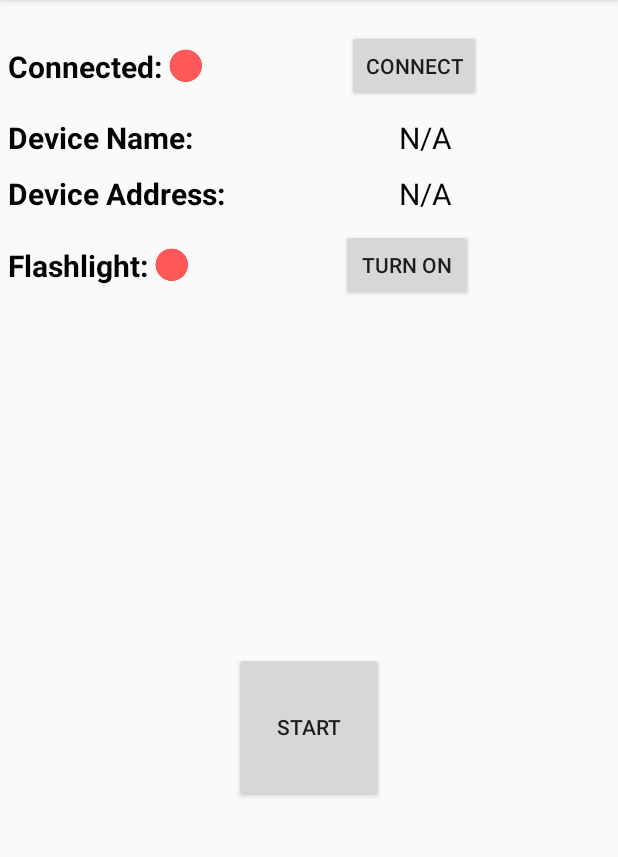
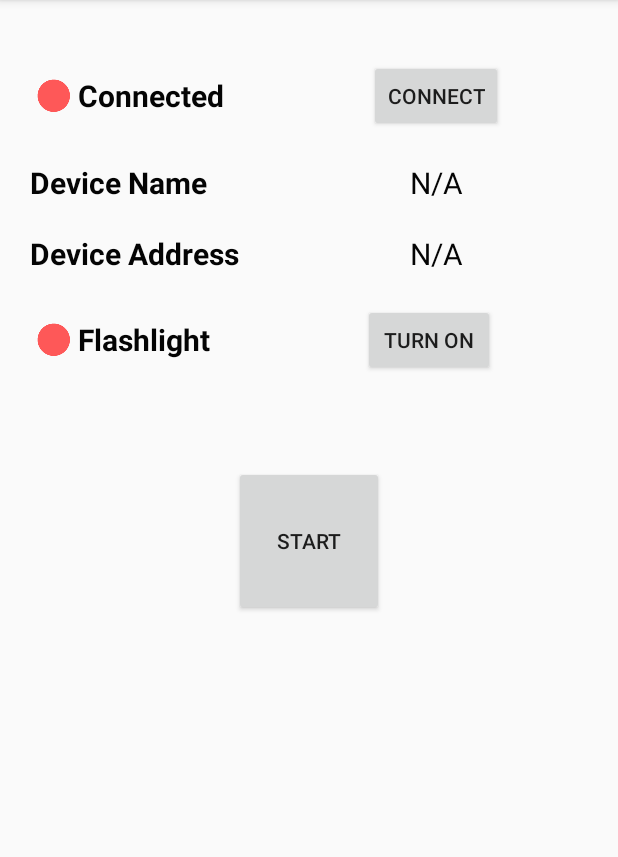
Before and after one commit to arakhmat/perception, an Android app: the screen it shows after launch (MainActivity), on a phone screen of 412 x 824 dp, the part 84-941 px from its top. Run offline under Robolectric (Android 15) with nearby library versions, the phone set to English and light mode, and no system bars.

Commit message:
Fixed BufferQueue bug

```diff
--- a/app/src/main/java/nextrev/perception/activities/CameraActivity.java
+++ b/app/src/main/java/nextrev/perception/activities/CameraActivity.java
@@ -61,6 +61,7 @@ public class CameraActivity extends Activity {
     private AssetManager mgr;
     private boolean processing = false;
     private Image image = null;
+    private ImageReader reader;
 
     Prediction prediction;
 
@@ -197,7 +198,7 @@ public class CameraActivity extends Activity {
             Surface surface = new Surface(texture);
             int width = 128;
             int height = 128;
-            ImageReader reader = ImageReader.newInstance(width, height, ImageFormat.YUV_420_888, 4);
+            reader = ImageReader.newInstance(width, height, ImageFormat.YUV_420_888, 4);
             ImageReader.OnImageAvailableListener readerListener = new ImageReader.OnImageAvailableListener() {
                 @Override
                 public void onImageAvailable(ImageReader reader) {
--- a/app/src/main/java/nextrev/perception/activities/MainActivity.java
+++ b/app/src/main/java/nextrev/perception/activities/MainActivity.java
@@ -76,11 +76,11 @@ public class MainActivity extends AppCompatActivity {
             @Override
             public void onClick(View v) {
                 if (appContext.flashlightOn()) {
-                    flashlightButton.setText("Turn On");
+                    flashlightButton.setText(R.string.turn_on);
                     flashlightImageView.setImageDrawable(ContextCompat.getDrawable(getApplicationContext(), R.drawable.ic_status_disconnected));
                 }
                 else {
-                    flashlightButton.setText("Turn Off");
+                    flashlightButton.setText(R.string.turn_off);
                     flashlightImageView.setImageDrawable(ContextCompat.getDrawable(getApplicationContext(), R.drawable.ic_status_connected));
                 }
                 appContext.toggleFlashlight();
@@ -93,50 +93,19 @@ public class MainActivity extends AppCompatActivity {
         super.onResume();
 
         if (appContext.isConnected()) {
-            connectButton.setText("Search");
+            connectButton.setText(R.string.search);
             connectImageView.setImageDrawable(ContextCompat.getDrawable(getApplicationContext(), R.drawable.ic_status_connected));
             String deviceName = appContext.getBluetoothGatt().getDevice().getName();
             if (deviceName == null)
-                deviceName = "Unknown Name";
+                deviceName = getBaseContext().getString(R.string.unknown_name);
             nameTextView.setText(deviceName);
             addressTextView.setText(appContext.getBluetoothGatt().getDevice().getAddress());
         }
         else {
-            connectButton.setText("Connect");
+            connectButton.setText(R.string.connect);
             connectImageView.setImageDrawable(ContextCompat.getDrawable(getApplicationContext(), R.drawable.ic_status_disconnected));
-            nameTextView.setText("N/A");
-            addressTextView.setText("N/A");
+            nameTextView.setText(R.string.n_a);
+            addressTextView.setText(R.string.n_a);
         }
     }
-
-//    @Override
-//    public boolean onCreateOptionsMenu(Menu menu) {
-//        MenuInflater inflater = getMenuInflater();
-//        inflater.inflate(R.menu.main_activity_actions, menu);
-//        return super.onCreateOptionsMenu(menu);
-//    }
-//
-//    @Override
-//    public boolean onOptionsItemSelected(MenuItem item) {
-////        switch (item.getItemId()) {
-////            case R.id.action_refresh:
-////                devicesMap.clear();
-////                devicesList.clear();
-////                for (int j = 0; j < devicesListView.getChildCount(); j++) {
-////                    TextView child = (TextView) devicesListView.getChildAt(j);
-////                    child.setTextColor(Color.BLACK);
-////                    child.setBackgroundColor(Color.TRANSPARENT);
-////                }
-////                BluetoothGatt mGatt = appContext.getBluetoothGatt();
-////                if (mGatt != null) {
-////                    mGatt.close();
-////                    appContext.setBluetoothGatt(null);
-////                }
-////                scanLeDevice(true);
-////                break;
-////            default:
-////                break;
-////        }
-//        return true;
-//    }
 }
--- a/app/src/main/res/layout/blescan_activity.xml
+++ b/app/src/main/res/layout/blescan_activity.xml
@@ -30,9 +30,9 @@
             android:layout_width="wrap_content"
             android:layout_height="wrap_content"
             android:layout_gravity="center"
-            android:text="Connecting..."
+            android:text="@string/connecting"
             android:textColor="@color/colorPrimary"
-            android:textSize="20dp"
+            android:textSize="20sp"
             android:visibility="invisible"
             />
     </FrameLayout>
--- a/app/src/main/res/layout/camera_activity.xml
+++ b/app/src/main/res/layout/camera_activity.xml
@@ -19,7 +19,7 @@
         android:layout_width="0dp"
         android:layout_height="wrap_content"
         android:background="#AA000000"
-        android:text="Loading..."
+        android:text="@string/loading"
         android:textAllCaps="true"
         android:textColor="@android:color/white"
         android:textStyle="bold"
--- a/app/src/main/res/layout/main_activity.xml
+++ b/app/src/main/res/layout/main_activity.xml
@@ -1,32 +1,38 @@
 <?xml version="1.0" encoding="utf-8"?>
-<android.support.constraint.ConstraintLayout
+<LinearLayout
     xmlns:android="http://schemas.android.com/apk/res/android"
     xmlns:tools="http://schemas.android.com/tools"
-    xmlns:app="http://schemas.android.com/apk/res-auto"
     android:layout_width="match_parent"
     android:layout_height="match_parent"
     android:layout_marginTop="20dp"
+    android:orientation="vertical"
     tools:context="nextrev.perception.activities.MainActivity">
 
-    <GridLayout xmlns:android="http://schemas.android.com/apk/res/android"
+    <GridLayout
         android:id="@+id/connect_layout"
-        android:layout_width="fill_parent"
+        android:layout_width="match_parent"
         android:layout_height="wrap_content"
         android:orientation="horizontal"
-        android:layout_marginStart="5dp"
-        android:layout_marginTop="10dp"
+        android:layout_marginTop="20dp"
         >
-        <GridLayout xmlns:android="http://schemas.android.com/apk/res/android"
+        <LinearLayout
             android:id="@+id/connect_relative_layout"
             android:layout_width="wrap_content"
             android:layout_height="wrap_content"
-            android:orientation="horizontal"
             android:layout_gravity="center"
+            android:layout_marginStart="20dp"
             >
+            <ImageView
+                android:id="@+id/connect_image_view"
+                android:layout_width="wrap_content"
+                android:layout_height="wrap_content"
+                android:src="@drawable/ic_status_disconnected"
+                android:layout_gravity="center"
+                />
             <TextView
                 android:layout_width="wrap_content"
                 android:layout_height="wrap_content"
-                android:text="Connected:"
+                android:text="@string/connected"
                 android:textColor="#040404"
                 android:typeface="sans"
                 android:textSize="20sp"
@@ -34,49 +40,41 @@
                 android:layout_gravity="center"
                 />
 
-            <ImageView
-                android:id="@+id/connect_image_view"
-                android:layout_width="wrap_content"
-                android:layout_height="wrap_content"
-                android:src="@drawable/ic_status_disconnected"
-                android:layout_gravity="center"
-                />
-        </GridLayout>
+        </LinearLayout>
         <Button
             android:id="@+id/connect_button"
-            android:text="Connect"
+            android:text="@string/connect"
             android:layout_width="wrap_content"
             android:layout_height="wrap_content"
             android:layout_gravity="center"
+            android:layout_marginStart="20dp"
             />
     </GridLayout>
 
-    <GridLayout xmlns:android="http://schemas.android.com/apk/res/android"
+    <GridLayout
         android:id="@+id/name_layout"
-        android:layout_width="fill_parent"
+        android:layout_width="match_parent"
         android:layout_height="wrap_content"
-        android:orientation="horizontal"
-        android:layout_marginStart="5dp"
-        android:layout_marginTop="10dp"
-        app:layout_constraintTop_toBottomOf="@+id/connect_layout"
+        android:layout_marginTop="20dp"
         >
         <TextView
             android:layout_width="wrap_content"
             android:layout_height="wrap_content"
-            android:text="Device Name:"
+            android:text="@string/device_name"
             android:textColor="#040404"
             android:typeface="sans"
             android:textSize="20sp"
             android:textStyle="bold"
             android:layout_gravity="center"
             android:minWidth="150dp"
+            android:layout_marginStart="20dp"
             />
 
         <TextView
             android:id="@+id/name_text_view"
             android:layout_width="wrap_content"
             android:layout_height="wrap_content"
-            android:text="N/A"
+            android:text="@string/n_a"
             android:layout_gravity="center"
             android:textColor="#040404"
             android:typeface="sans"
@@ -87,30 +85,29 @@
 
     <GridLayout xmlns:android="http://schemas.android.com/apk/res/android"
         android:id="@+id/address_layout"
-        android:layout_width="fill_parent"
+        android:layout_width="match_parent"
         android:layout_height="wrap_content"
         android:orientation="horizontal"
-        android:layout_marginStart="5dp"
-        android:layout_marginTop="10dp"
-        app:layout_constraintTop_toBottomOf="@+id/name_layout"
+        android:layout_marginTop="20dp"
         >
         <TextView
             android:layout_width="wrap_content"
             android:layout_height="wrap_content"
-            android:text="Device Address:"
+            android:text="@string/device_address"
             android:layout_gravity="center"
             android:textColor="#040404"
             android:typeface="sans"
             android:textSize="20sp"
             android:textStyle="bold"
             android:minWidth="150dp"
+            android:layout_marginStart="20dp"
             />
 
         <TextView
             android:id="@+id/address_text_view"
             android:layout_width="wrap_content"
             android:layout_height="wrap_content"
-            android:text="N/A"
+            android:text="@string/n_a"
             android:layout_gravity="center"
             android:textColor="#040404"
             android:typeface="sans"
@@ -121,24 +118,30 @@
 
     <GridLayout xmlns:android="http://schemas.android.com/apk/res/android"
         android:id="@+id/flashlight_layout"
-        android:layout_width="fill_parent"
+        android:layout_width="match_parent"
         android:layout_height="wrap_content"
         android:orientation="horizontal"
-        android:layout_marginStart="5dp"
-        android:layout_marginTop="10dp"
-        app:layout_constraintTop_toBottomOf="@+id/address_layout"
+        android:layout_marginTop="20dp"
         >
-        <GridLayout xmlns:android="http://schemas.android.com/apk/res/android"
+        <LinearLayout xmlns:android="http://schemas.android.com/apk/res/android"
             android:id="@+id/flashlight_relative_layout"
             android:layout_width="wrap_content"
             android:layout_height="wrap_content"
             android:orientation="horizontal"
             android:layout_gravity="center"
+            android:layout_marginStart="20dp"
             >
+            <ImageView
+                android:id="@+id/flashlight_image_view"
+                android:layout_width="wrap_content"
+                android:layout_height="wrap_content"
+                android:src="@drawable/ic_status_disconnected"
+                android:layout_gravity="center"
+                />
             <TextView
                 android:layout_width="wrap_content"
                 android:layout_height="wrap_content"
-                android:text="Flashlight:"
+                android:text="@string/flashlight"
                 android:textColor="#040404"
                 android:typeface="sans"
                 android:textSize="20sp"
@@ -146,20 +149,14 @@
                 android:layout_gravity="center"
                 />
 
-            <ImageView
-                android:id="@+id/flashlight_image_view"
-                android:layout_width="wrap_content"
-                android:layout_height="wrap_content"
-                android:src="@drawable/ic_status_disconnected"
-                android:layout_gravity="center"
-                />
-        </GridLayout>
+        </LinearLayout>
         <Button
             android:id="@+id/flashlight_button"
-            android:text="Turn on"
+            android:text="@string/turn_on"
             android:layout_width="wrap_content"
             android:layout_height="wrap_content"
             android:layout_gravity="center"
+            android:layout_marginStart="20dp"
             />
     </GridLayout>
 
@@ -167,14 +164,12 @@
         android:id="@+id/camera_activity_button"
         android:layout_width="wrap_content"
         android:layout_height="wrap_content"
-        android:text="Start"
+        android:text="@string/start"
         android:minWidth="100dp"
         android:minHeight="100dp"
-        app:layout_constraintTop_toBottomOf="@+id/flashlight_layout"
-        app:layout_constraintBottom_toBottomOf="parent"
-        app:layout_constraintLeft_toLeftOf="parent"
-        app:layout_constraintRight_toRightOf="parent"
+        android:layout_gravity="center"
+        android:layout_marginTop="60dp"
         />
 
 
-</android.support.constraint.ConstraintLayout>
+</LinearLayout>
--- a/app/src/main/res/values/strings.xml
+++ b/app/src/main/res/values/strings.xml
@@ -1,4 +1,18 @@
 <resources>
     <string name="app_name">Perception</string>
     <string name="action_settings">Settings</string>
+    <string name="connected">Connected</string>
+    <string name="connect">Connect</string>
+    <string name="search">Search</string>
+    <string name="device_name">Device Name</string>
+    <string name="unknown_name">Unknown Name</string>
+    <string name="n_a">N/A</string>
+    <string name="device_address">Device Address</string>
+    <string name="flashlight">Flashlight</string>
+    <string name="turn_on">Turn on</string>
+    <string name="turn_off">Turn off</string>
+    <string name="start">Start</string>
+    <string name="connection_status">Connection Status</string>
+    <string name="connecting">Connecting...</string>
+    <string name="loading">Loading...</string>
 </resources>
```
Also changed, not shown: app/src/main/java/nextrev/perception/Perception.java (+3 -15 lines), app/src/main/java/nextrev/perception/activities/BLEScanActivity.java (+1 -12 lines), app/src/main/res/layout/device_list_row.xml (+9 -7 lines), 1 other file.
